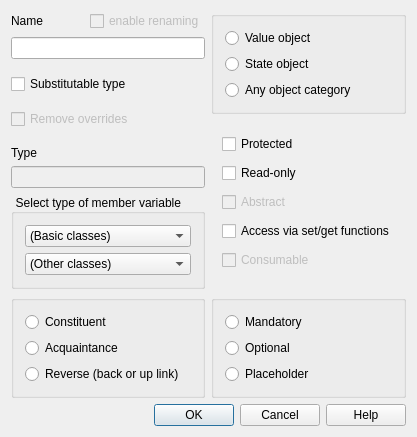
Qt form lavape/src/LavaPE_UI/idd_attrbox.ui (berkus/lavape) before a commit.
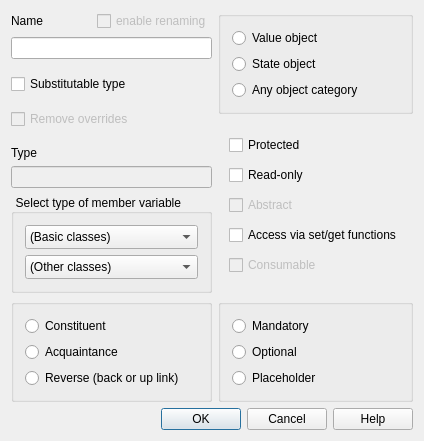
The same form after that commit.

Commit message: dialog layouts fixed

Patch:
```diff
--- a/lavape/src/LavaPE_UI/idd_attrbox.ui
+++ b/lavape/src/LavaPE_UI/idd_attrbox.ui
@@ -7,7 +7,7 @@
     <x>0</x>
     <y>0</y>
     <width>380</width>
-    <height>437</height>
+    <height>399</height>
    </rect>
   </property>
   <property name="windowTitle">
@@ -17,6 +17,9 @@
    <property name="spacing">
     <number>6</number>
    </property>
+   <property name="sizeConstraint">
+    <enum>QLayout::SetFixedSize</enum>
+   </property>
    <property name="margin">
     <number>11</number>
    </property>
@@ -149,7 +152,7 @@
           <item>
            <widget class="QComboBox" name="BasicTypes">
             <property name="sizeAdjustPolicy">
-             <enum>QComboBox::AdjustToContents</enum>
+             <enum>QComboBox::AdjustToMinimumContentsLengthWithIcon</enum>
             </property>
             <item>
              <property name="text">
@@ -161,7 +164,7 @@
           <item>
            <widget class="QComboBox" name="NamedTypes">
             <property name="sizeAdjustPolicy">
-             <enum>QComboBox::AdjustToContents</enum>
+             <enum>QComboBox::AdjustToMinimumContentsLengthWithIcon</enum>
             </property>
             <item>
              <property name="text">
```
The commit also changes 28 other files.
